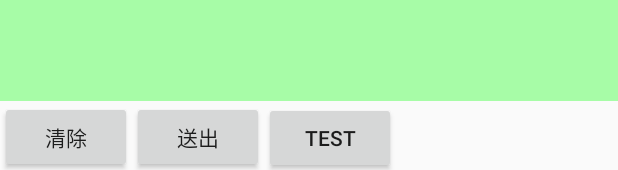
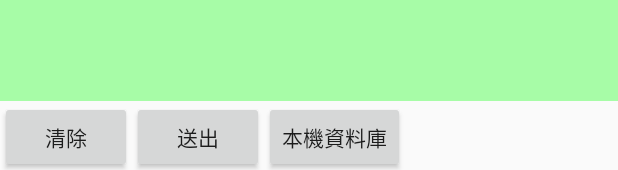
Before and after one commit to yadoch/CarManager404, an Android app: the layout activity_main.xml on its own in the app's theme, with its tools: preview values and no code run, on a phone screen of 412 x 824 dp. Shown: the part 1063-1233 px from the top of the screen. Run offline under Robolectric (Android 15) with nearby library versions, the phone set to English and light mode, and no system bars.

Commit message:
20171114 加入SQLite資料庫,未完成

```diff
--- a/app/src/main/res/layout/activity_main.xml
+++ b/app/src/main/res/layout/activity_main.xml
@@ -186,11 +186,11 @@
             android:onClick="btnOk"
             />
         <Button
-            android:id="@+id/btntest"
+            android:id="@+id/btnsqlite"
             android:layout_width="wrap_content"
             android:layout_height="wrap_content"
-            android:text="test"
-            android:onClick="btnTest"
+            android:text="本機資料庫"
+            android:onClick="btnSQLite"
             />
     </LinearLayout>
 
```
Also changed, not shown: app/src/main/java/tw/com/abc/carmanager404/MainActivity.java (+45 -6 lines), app/src/main/java/tw/com/abc/carmanager404/MyDBHelper.java (added, +29 -0 lines).
